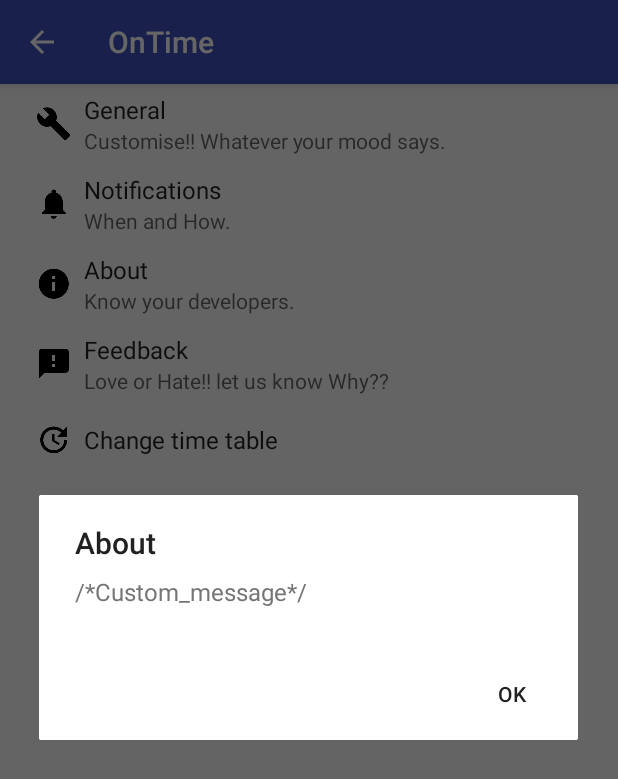
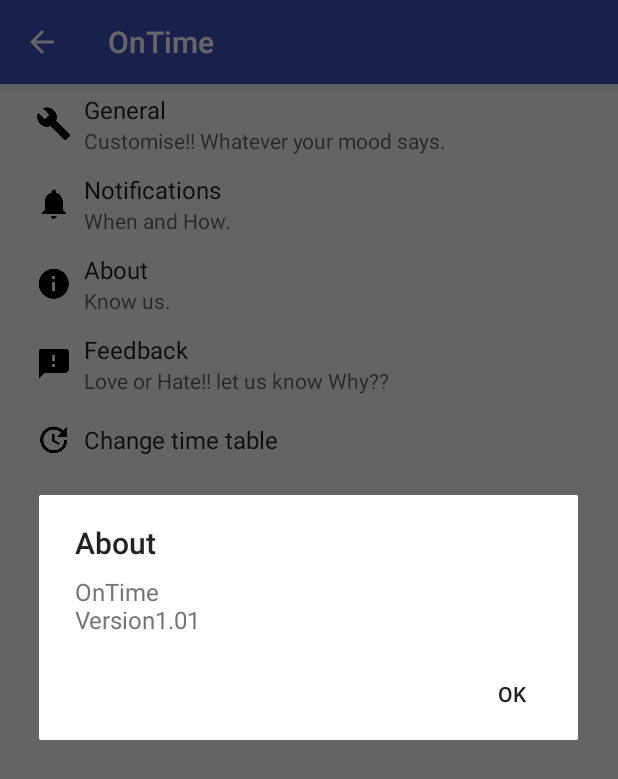
Before and after one commit to ChrosaTech/ontime, an Android app: the SettingsActivity screen opened directly, with no data from a screen before it, after a tap on "About", on a phone screen of 412 x 824 dp. Shown: the top 779 px of the screen. Run offline under Robolectric (Android 15) with nearby library versions, the phone set to English and light mode, and no system bars.

Commit message:
about Message

```diff
--- a/app/src/main/java/com/chrosatech/ontime/Activities/SettingsActivity.java
+++ b/app/src/main/java/com/chrosatech/ontime/Activities/SettingsActivity.java
@@ -8,6 +8,7 @@ import android.app.PendingIntent;
 import android.content.Context;
 import android.content.Intent;
 import android.content.SharedPreferences;
+import android.content.pm.PackageInfo;
 import android.content.res.Configuration;
 import android.media.Ringtone;
 import android.media.RingtoneManager;
@@ -133,8 +134,7 @@ public class SettingsActivity extends AppCompatPreferenceActivity {
                     preference.setSummary(R.string.pref_ringtone_silent);
 
                 } else {
-                    Ringtone ringtone = RingtoneManager.getRingtone(
-                            preference.getContext(), Uri.parse(stringValue));
+                    Ringtone ringtone = RingtoneManager.getRingtone(preference.getContext(), Uri.parse(stringValue));
 
                     if (ringtone == null) {
                         // Clear the summary if there was a lookup error.
@@ -188,6 +188,10 @@ public class SettingsActivity extends AppCompatPreferenceActivity {
               //  || CreditFragment.class.getName().equals(fragmentName);
     }
 
+    public static String getApplicationName(Context context) {
+        int stringId = context.getApplicationInfo().labelRes;
+        return context.getString(stringId);
+    }
     @Override
     public void onHeaderClick(Header header, int position) {
 
@@ -209,9 +213,12 @@ public class SettingsActivity extends AppCompatPreferenceActivity {
                 startActivity(Intent.createChooser(i, "Send email"));
                 break;
             case "About":
+                int versionCode = BuildConfig.VERSION_CODE;
+                String versionName = BuildConfig.VERSION_NAME;
+
                 builder = new AlertDialog.Builder(this, R.style.MyAlertDialogStyle);
                 builder.setTitle("About");
-                builder.setMessage("/*Custom_message*/");
+                builder.setMessage(getApplicationName(this)+"\nVersion"+versionName+versionCode);
                 builder.setPositiveButton("Ok", null);
                 // builder.setNegativeButton("cancel", null);
                 builder.show();
--- a/app/src/main/res/values/strings.xml
+++ b/app/src/main/res/values/strings.xml
@@ -32,6 +32,7 @@
     <string name="teacherName">Teacher Name</string>
     <string name="classType">(L)</string>
 
+
     <string-array name="pref_theme_entries">
         <item>Default</item>
         <item>Black</item>
--- a/app/src/main/res/xml/pref_headers.xml
+++ b/app/src/main/res/xml/pref_headers.xml
@@ -19,7 +19,7 @@
     <header
         android:title="About"
         android:icon="@drawable/ic_info_black_24dp"
-        android:summary="Know your developers."
+        android:summary="Know us."
 
         />
     <header
```
Also changed, not shown: app/src/main/java/com/chrosatech/ontime/Receivers/MyBroadcastReciever.java (+13 -3 lines), 3 other files.
